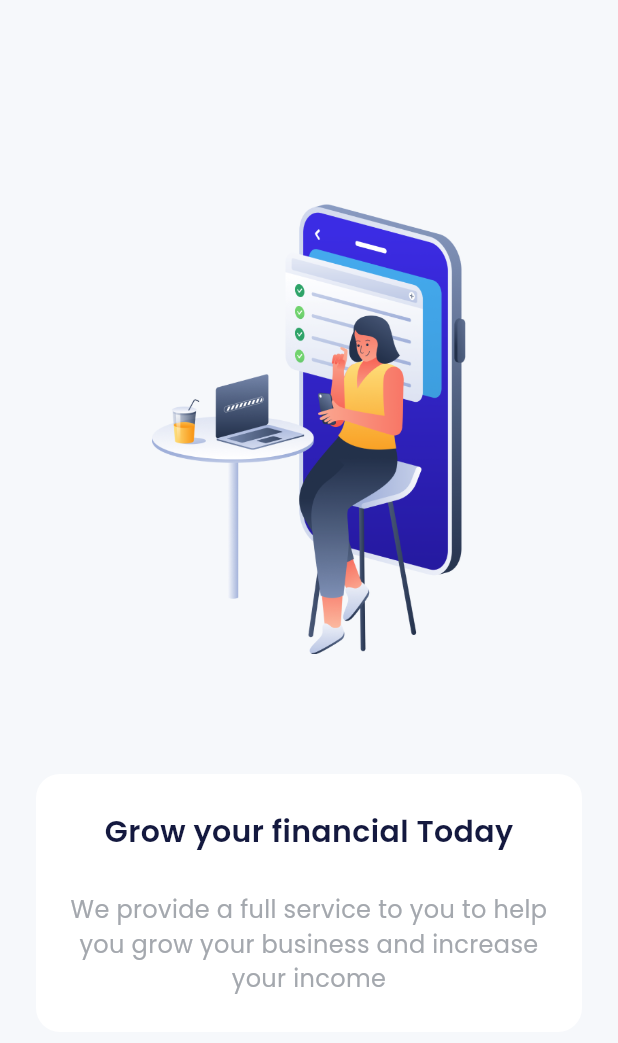
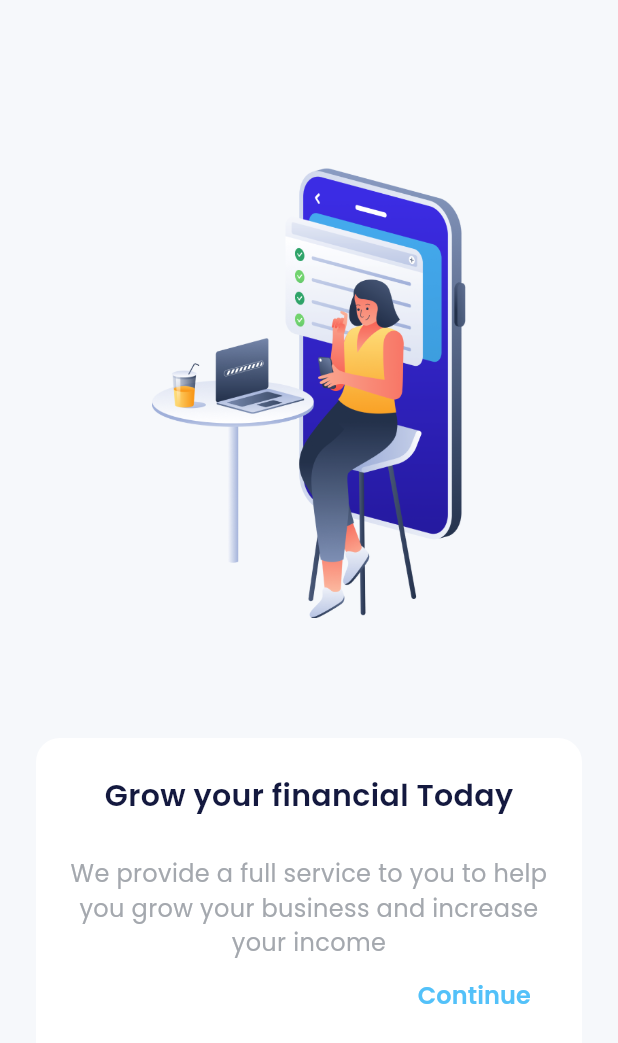
Before and after one commit to difadlyaulhaq/seamless-ewallet, a Flutter app: the screen it shows after launch, on a phone screen of 412 x 824 dp. Shown: the top 1043 px of the screen. Run offline on Flutter 3.47's test engine with Material 3 defaults, Android fonts, the phone set to English and light mode, and no system bars; drawn by our look-alikes of carousel_slider; our stand-ins replace firebase_core, go_router, google_fonts; accounts and stored records are empty.

Commit message:
Update build.gradle.kts to specify ndkVersion and minSdk; add continue button to onboarding page

```diff
--- a/lib/ui/pages/onboarding_page.dart
+++ b/lib/ui/pages/onboarding_page.dart
@@ -62,6 +62,24 @@ class OnboardingPage extends StatelessWidget {
                   ),
                   textAlign: TextAlign.center,
                 ),
+                Row(
+                  mainAxisAlignment: MainAxisAlignment.end,
+                  children: [
+
+                    TextButton(
+                      onPressed: () {
+                        // Navigate to the login page
+                      },
+                      child: Text(
+                        "Continue",
+                        style: blueTextStyle.copyWith(
+                          fontSize: 16,
+                          fontWeight: semiBold,
+                        ),
+                      ),
+                    ),
+                  ],
+                )
               ],
               ),
             )
```
Also changed, not shown: 1 other file.
